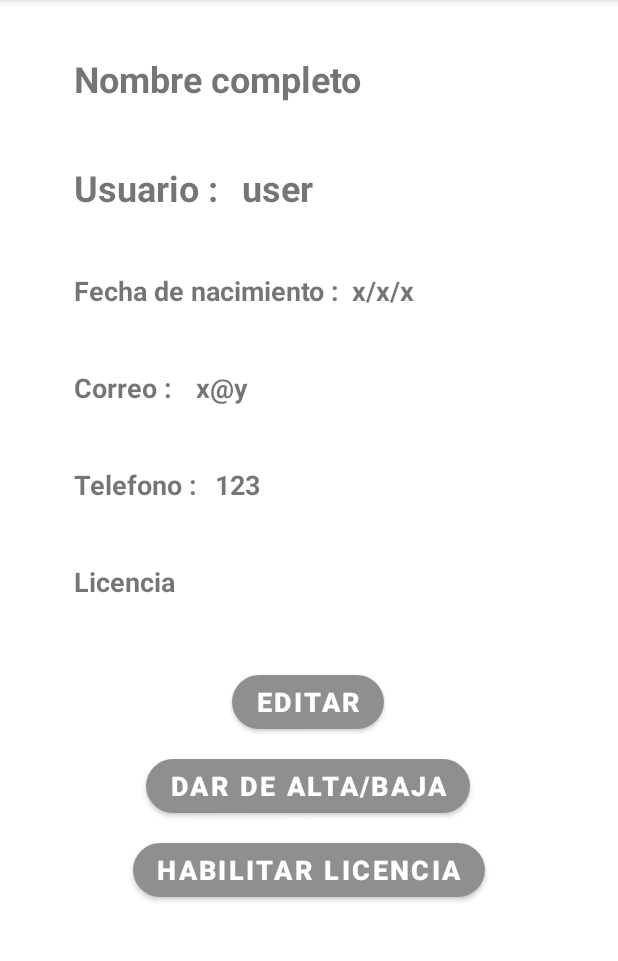
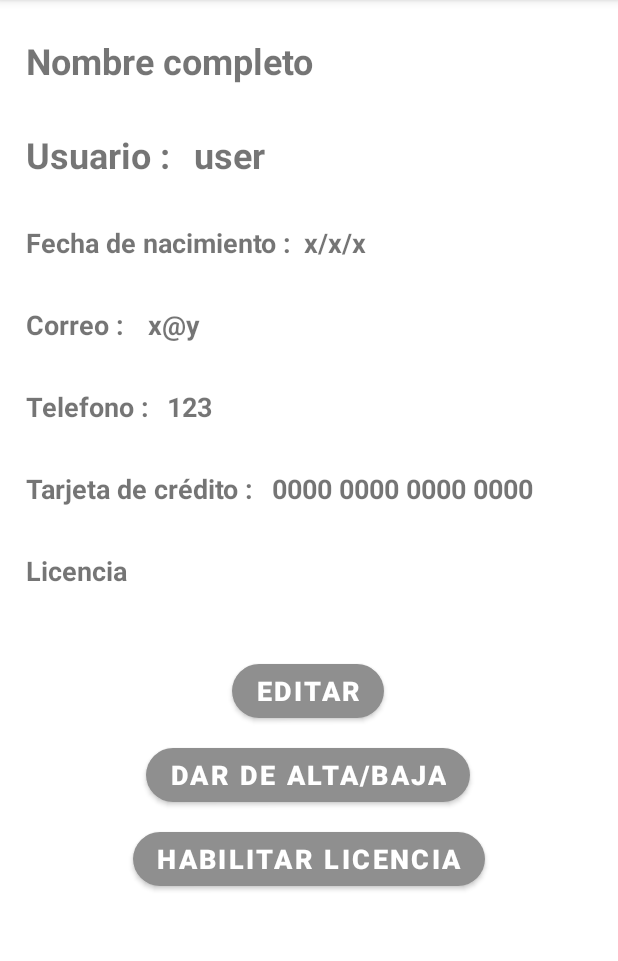
Before and after one commit to JorgeAlonsoLopez/Proyecto_AoA_School, an Android app: the DetallePilotoActivity screen opened directly, with no data from a screen before it, on a phone screen of 412 x 824 dp, the part 84-1045 px from its top. Run offline under Robolectric (Android 15) with nearby library versions, the phone set to English and light mode, and no system bars; 2 statements that could not run were skipped.

Commit message:
fix piloto tarjeta

```diff
--- a/Android/app/src/main/java/com/salesianos/flyschool/ui/detalle/admin/detallePiloto/DetallePilotoActivity.kt
+++ b/Android/app/src/main/java/com/salesianos/flyschool/ui/detalle/admin/detallePiloto/DetallePilotoActivity.kt
@@ -55,6 +55,7 @@ class DetallePilotoActivity : AppCompatActivity() {
         var telef : TextView = findViewById(R.id.text_detalle_admin_piloto_telefono)
         var email : TextView = findViewById(R.id.text_detalle_admin_piloto_email)
         var licenc : TextView = findViewById(R.id.text_detalle_admin_piloto_licencia)
+        var tarj : TextView = findViewById(R.id.text_detalle_admin_piloto_tarjeta)
 
         var btnEditar : Button = findViewById(R.id.btn_editar_piloto)
         var alta_baja : Button = findViewById(R.id.btn_alta_baja_piloto)
@@ -69,6 +70,7 @@ class DetallePilotoActivity : AppCompatActivity() {
                     fecha.text = response.body()?.fechaNacimiento
                     telef.text = response.body()?.telefono
                     email.text = response.body()?.email
+                    tarj.text = response.body()?.tarjeta
                     licenciaPilot = response.body()?.licencia!!
                     altaPilot = response.body()?.alta!!
                     if(licenciaPilot){
--- a/Android/app/src/main/res/layout/activity_detalle_piloto.xml
+++ b/Android/app/src/main/res/layout/activity_detalle_piloto.xml
@@ -11,12 +11,12 @@
             android:id="@+id/text_detalle_admin_piloto_nombre"
             android:layout_width="wrap_content"
             android:layout_height="wrap_content"
-            android:layout_marginTop="36dp"
+            android:layout_marginTop="24dp"
             android:text="Nombre completo"
             android:textSize="24sp"
             android:textStyle="bold"
             app:layout_constraintEnd_toEndOf="parent"
-            app:layout_constraintHorizontal_bias="0.225"
+            app:layout_constraintHorizontal_bias="0.078"
             app:layout_constraintStart_toStartOf="parent"
             app:layout_constraintTop_toTopOf="parent" />
 
@@ -24,7 +24,7 @@
             android:id="@+id/textView13"
             android:layout_width="wrap_content"
             android:layout_height="wrap_content"
-            android:layout_marginTop="40dp"
+            android:layout_marginTop="30dp"
             android:text="@string/testUsuario"
             android:textSize="24sp"
             android:textStyle="bold"
@@ -47,7 +47,7 @@
             android:id="@+id/textView20"
             android:layout_width="wrap_content"
             android:layout_height="wrap_content"
-            android:layout_marginTop="40dp"
+            android:layout_marginTop="30dp"
             android:text="@string/text_fechaNaci"
             android:textSize="18sp"
             android:textStyle="bold"
@@ -71,7 +71,7 @@
             android:id="@+id/textView22"
             android:layout_width="wrap_content"
             android:layout_height="wrap_content"
-            android:layout_marginTop="40dp"
+            android:layout_marginTop="30dp"
             android:text="@string/text_correo"
             android:textSize="18sp"
             android:textStyle="bold"
@@ -82,7 +82,7 @@
             android:id="@+id/textView23"
             android:layout_width="wrap_content"
             android:layout_height="wrap_content"
-            android:layout_marginTop="40dp"
+            android:layout_marginTop="30dp"
             android:text="@string/test_telefono"
             android:textSize="18sp"
             android:textStyle="bold"
@@ -161,12 +161,36 @@
             android:id="@+id/text_detalle_admin_piloto_licencia"
             android:layout_width="wrap_content"
             android:layout_height="wrap_content"
-            android:layout_marginTop="40dp"
+            android:layout_marginTop="30dp"
             android:text="Licencia"
+            android:textSize="18sp"
+            android:textStyle="bold"
+            app:layout_constraintStart_toStartOf="@+id/textView35"
+            app:layout_constraintTop_toBottomOf="@+id/textView35" />
+
+        <TextView
+            android:id="@+id/textView35"
+            android:layout_width="wrap_content"
+            android:layout_height="wrap_content"
+            android:layout_marginTop="30dp"
+            android:text="@string/text_tarjeta_con"
             android:textSize="18sp"
             android:textStyle="bold"
             app:layout_constraintStart_toStartOf="@+id/textView23"
             app:layout_constraintTop_toBottomOf="@+id/textView23" />
 
+        <TextView
+            android:id="@+id/text_detalle_admin_piloto_tarjeta"
+            android:layout_width="wrap_content"
+            android:layout_height="wrap_content"
+            android:layout_marginStart="12dp"
+            android:text="0000 0000 0000 0000"
+            android:textSize="18sp"
+            android:textStyle="bold"
+            app:layout_constraintBottom_toBottomOf="@+id/textView35"
+            app:layout_constraintStart_toEndOf="@+id/textView35"
+            app:layout_constraintTop_toTopOf="@+id/textView35"
+            app:layout_constraintVertical_bias="0.0" />
+
 
 </androidx.constraintlayout.widget.ConstraintLayout>
--- a/Android/app/src/main/res/values/strings.xml
+++ b/Android/app/src/main/res/values/strings.xml
@@ -112,6 +112,9 @@
     <string name="text_m">m</string>
     <string name="text_nombre_usuario">Nombre de usuario</string>
     <string name="text_tarjeta">Tarjeta de credito</string>
+    <string name="text_tarjeta_con">Tarjeta de crédito : </string>
+
+
 
     <string name="aviso_exito">La operación se ha procesado con éxito</string>
     <string name="aviso_repetipo">No se puede registrar a un usuario con un nombre de usuario repatido</string>
@@ -121,6 +124,4 @@
 
 
 
-
-
 </resources>
```
